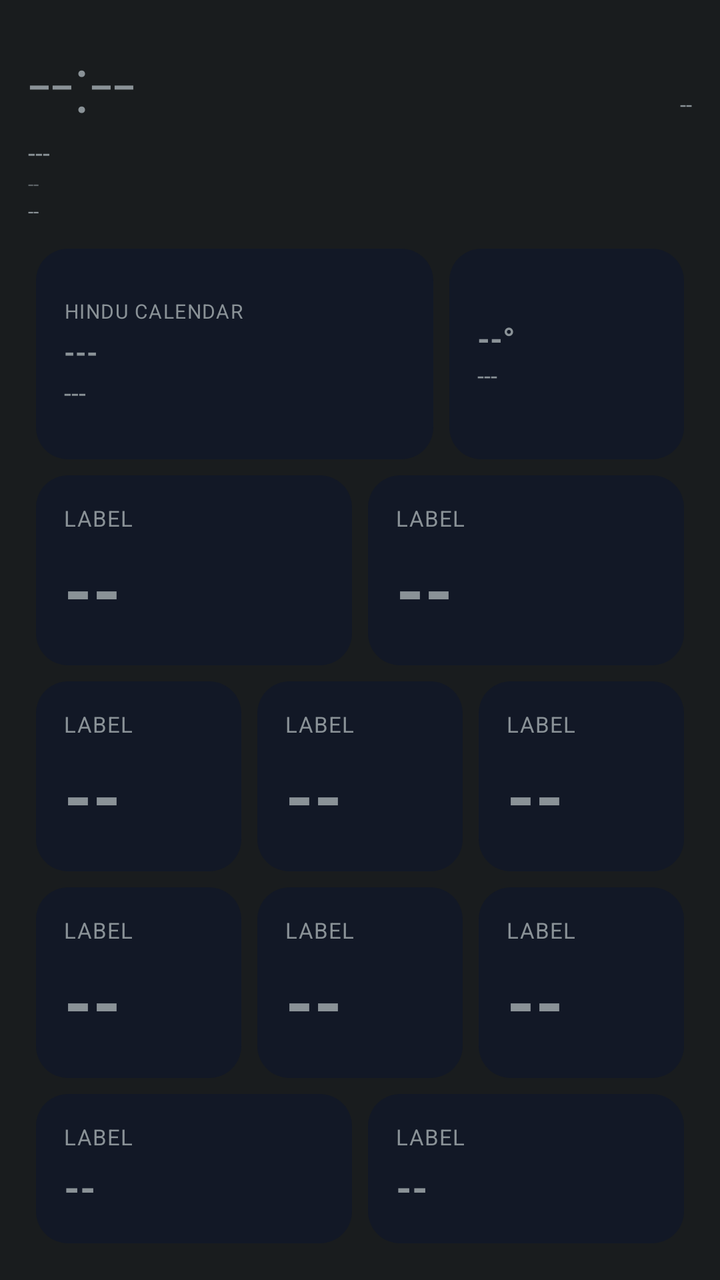
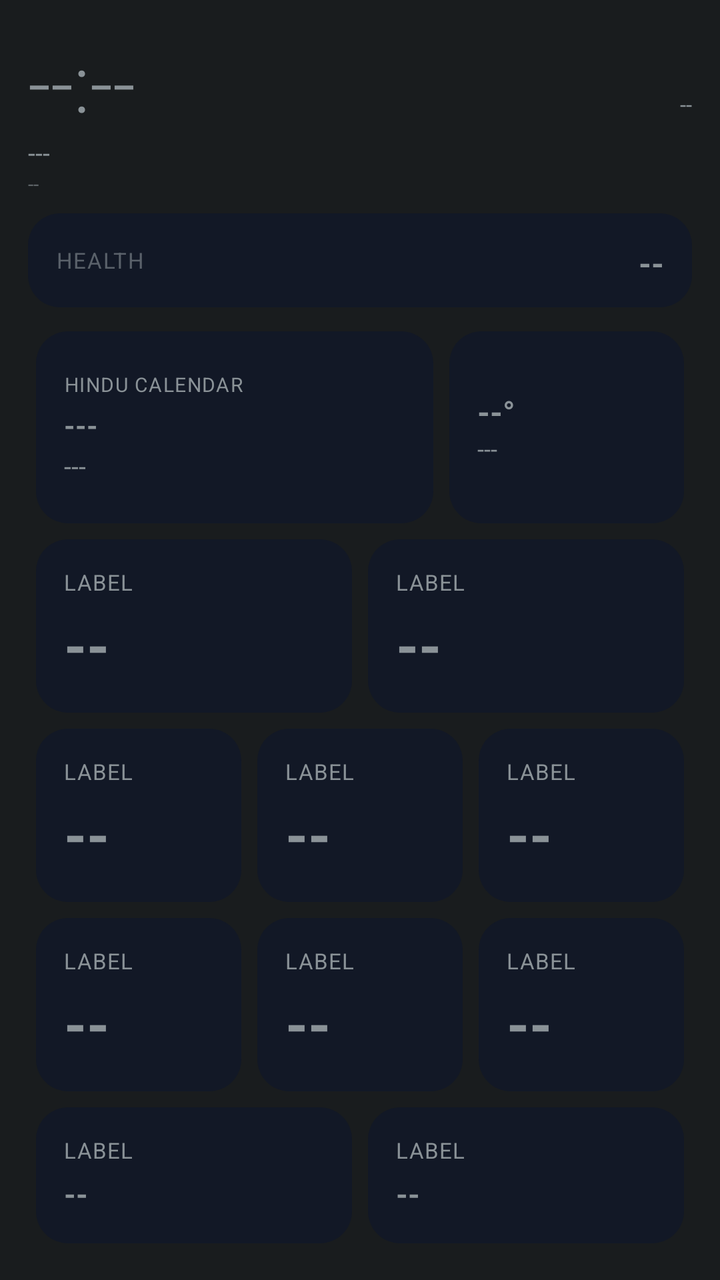

Compare the two renders of this Android layout. The source of the first and the diff that turns it into the second are given below.
<!-- AndroidManifest.xml: application theme android:Theme.DeviceDefault.NoActionBar -->
<!-- res/layout/aod_layout_bento_modern.xml -->
<?xml version="1.0" encoding="utf-8"?>
<LinearLayout xmlns:android="http://schemas.android.com/apk/res/android"
    android:id="@+id/bg_root"
    android:layout_width="match_parent"
    android:layout_height="match_parent"
    android:orientation="vertical"
    android:padding="14dp">

    <LinearLayout
        android:layout_width="match_parent"
        android:layout_height="wrap_content"
        android:orientation="horizontal">

        <TextView
            android:id="@+id/clock"
            android:layout_width="wrap_content"
            android:layout_height="wrap_content"
            android:textSize="40sp"
            android:fontFamily="sans-serif-light"
            android:text="--:--" />

        <TextView
            android:id="@+id/health_badge"
            android:layout_width="0dp"
            android:layout_height="wrap_content"
            android:layout_weight="1"
            android:layout_gravity="top"
            android:gravity="end"
            android:textSize="11sp"
            android:textAllCaps="true"
            android:text="--" />
    </LinearLayout>

    <TextView
        android:id="@+id/date"
        android:layout_width="wrap_content"
        android:layout_height="wrap_content"
        android:textSize="13sp"
        android:text="---" />

    <TextView
        android:id="@+id/perf_badge"
        android:layout_width="wrap_content"
        android:layout_height="wrap_content"
        android:textSize="10sp"
        android:alpha="0.6"
        android:text="--" />

    <TextView
        android:id="@+id/net_type_badge"
        android:layout_width="wrap_content"
        android:layout_height="wrap_content"
        android:textSize="10sp"
        android:text="--" />

    <TextView
        android:id="@+id/muhurat_badge"
        android:layout_width="wrap_content"
        android:layout_height="wrap_content"
        android:textSize="11sp"
        android:textStyle="bold"
        android:visibility="gone"
        android:text="--" />

    
    <LinearLayout
        android:layout_width="match_parent"
        android:layout_height="0dp"
        android:layout_weight="1.1"
        android:orientation="horizontal"
        android:layout_marginTop="8dp">

        <LinearLayout
            android:id="@+id/panchang_card"
            android:layout_width="0dp"
            android:layout_height="match_parent"
            android:layout_weight="1.7"
            android:layout_margin="4dp"
            android:background="@drawable/aod_card_bg_modern"
            android:orientation="vertical"
            android:gravity="center_vertical"
            android:padding="14dp">

            <TextView
                android:id="@+id/panchang_header"
                android:layout_width="wrap_content"
                android:layout_height="wrap_content"
                android:textSize="10sp"
                android:textAllCaps="true"
                android:letterSpacing="0.05"
                android:text="Hindu calendar" />

            <TextView
                android:id="@+id/panchang_tithi"
                android:layout_width="match_parent"
                android:layout_height="wrap_content"
                android:layout_marginTop="4dp"
                android:textStyle="bold"
                android:maxLines="1"
                android:autoSizeTextType="uniform"
                android:autoSizeMinTextSize="14sp"
                android:autoSizeMaxTextSize="22sp"
                android:text="---" />

            <TextView
                android:id="@+id/panchang_nakshatra"
                android:layout_width="match_parent"
                android:layout_height="wrap_content"
                android:layout_marginTop="2dp"
                android:textSize="13sp"
                android:maxLines="1"
                android:ellipsize="end"
                android:text="---" />
        </LinearLayout>

        <LinearLayout
            android:id="@+id/weather_card"
            android:layout_width="0dp"
            android:layout_height="match_parent"
            android:layout_weight="1"
            android:layout_margin="4dp"
            android:background="@drawable/aod_card_bg_modern"
            android:orientation="vertical"
            android:gravity="center_vertical"
            android:padding="14dp">

            <TextView
                android:id="@+id/weather_temp"
                android:layout_width="match_parent"
                android:layout_height="wrap_content"
                android:textStyle="bold"
                android:maxLines="1"
                android:autoSizeTextType="uniform"
                android:autoSizeMinTextSize="16sp"
                android:autoSizeMaxTextSize="28sp"
                android:text="--°" />

            <TextView
                android:id="@+id/weather_condition"
                android:layout_width="match_parent"
                android:layout_height="wrap_content"
                android:layout_marginTop="2dp"
                android:textSize="12sp"
                android:maxLines="2"
                android:text="---" />
        </LinearLayout>
    </LinearLayout>

    
    <LinearLayout
        android:layout_width="match_parent"
        android:layout_height="0dp"
        android:layout_weight="1"
        android:orientation="horizontal">
        <include layout="@layout/aod_card_stat" android:id="@+id/row0" />
        <include layout="@layout/aod_card_stat" android:id="@+id/row4" />
    </LinearLayout>

    
    <LinearLayout
        android:layout_width="match_parent"
        android:layout_height="0dp"
        android:layout_weight="1"
        android:orientation="horizontal">
        <include layout="@layout/aod_card_stat" android:id="@+id/row2" />
        <include layout="@layout/aod_card_stat" android:id="@+id/row9" />
        <include layout="@layout/aod_card_stat" android:id="@+id/row8" />
    </LinearLayout>

    
    <LinearLayout
        android:layout_width="match_parent"
        android:layout_height="0dp"
        android:layout_weight="1"
        android:orientation="horizontal">
        <include layout="@layout/aod_card_stat" android:id="@+id/row1" />
        <include layout="@layout/aod_card_stat" android:id="@+id/row5" />
        <include layout="@layout/aod_card_stat" android:id="@+id/row6" />
    </LinearLayout>

    
    <LinearLayout
        android:layout_width="match_parent"
        android:layout_height="0dp"
        android:layout_weight="0.8"
        android:orientation="horizontal">
        <include layout="@layout/aod_card_stat" android:id="@+id/row3"
            android:layout_width="0dp" android:layout_weight="2.2" />
        <include layout="@layout/aod_card_stat" android:id="@+id/row7" />
    </LinearLayout>

</LinearLayout>
<!-- res/layout/aod_card_stat.xml (included above) -->
<?xml version="1.0" encoding="utf-8"?>
<LinearLayout xmlns:android="http://schemas.android.com/apk/res/android"
    android:layout_width="0dp"
    android:layout_height="match_parent"
    android:layout_weight="1"
    android:layout_margin="4dp"
    android:background="@drawable/aod_card_bg_modern"
    android:orientation="vertical"
    android:gravity="center_vertical"
    android:padding="14dp">

    <TextView
        android:id="@+id/stat_label"
        android:layout_width="wrap_content"
        android:layout_height="wrap_content"
        android:textSize="11sp"
        android:textAllCaps="true"
        android:letterSpacing="0.03"
        android:text="Label" />

    <TextView
        android:id="@+id/stat_value"
        android:layout_width="match_parent"
        android:layout_height="0dp"
        android:layout_weight="1"
        android:layout_marginTop="4dp"
        android:gravity="center_vertical"
        android:textStyle="bold"
        android:maxLines="1"
        android:autoSizeTextType="uniform"
        android:autoSizeMinTextSize="14sp"
        android:autoSizeMaxTextSize="90sp"
        android:autoSizeStepGranularity="1sp"
        android:text="--" />

</LinearLayout>
<!-- resources referenced by this layout -->
<resources>
  <!-- drawable aod_card_bg_modern (drawable) -->
  <?xml version="1.0" encoding="utf-8"?>
  <shape xmlns:android="http://schemas.android.com/apk/res/android">
      <solid android:color="#121826" />
      <corners android:radius="16dp" />
  </shape>
</resources>

<!-- the commit's change to res/layout/aod_layout_bento_modern.xml (unified diff, before → after) -->
@@ -20,14 +20,13 @@
             android:text="--:--" />
 
         <TextView
-            android:id="@+id/health_badge"
+            android:id="@+id/net_type_badge"
             android:layout_width="0dp"
             android:layout_height="wrap_content"
             android:layout_weight="1"
             android:layout_gravity="top"
             android:gravity="end"
             android:textSize="11sp"
-            android:textAllCaps="true"
             android:text="--" />
     </LinearLayout>
 
@@ -44,13 +43,6 @@
         android:layout_height="wrap_content"
         android:textSize="10sp"
         android:alpha="0.6"
-        android:text="--" />
-
-    <TextView
-        android:id="@+id/net_type_badge"
-        android:layout_width="wrap_content"
-        android:layout_height="wrap_content"
-        android:textSize="10sp"
         android:text="--" />
 
     <TextView
@@ -61,6 +53,41 @@
         android:textStyle="bold"
         android:visibility="gone"
         android:text="--" />
+
+    
+    <LinearLayout
+        android:layout_width="match_parent"
+        android:layout_height="wrap_content"
+        android:background="@drawable/aod_card_bg_modern"
+        android:orientation="horizontal"
+        android:gravity="center_vertical"
+        android:layout_marginTop="8dp"
+        android:padding="14dp">
+
+        <TextView
+            android:layout_width="wrap_content"
+            android:layout_height="wrap_content"
+            android:textSize="11sp"
+            android:textAllCaps="true"
+            android:alpha="0.6"
+            android:letterSpacing="0.05"
+            android:text="Health" />
+
+        <TextView
+            android:id="@+id/health_badge"
+            android:layout_width="0dp"
+            android:layout_height="wrap_content"
+            android:layout_weight="1"
+            android:layout_marginStart="10dp"
+            android:gravity="end"
+            android:textAllCaps="true"
+            android:textStyle="bold"
+            android:maxLines="1"
+            android:autoSizeTextType="uniform"
+            android:autoSizeMinTextSize="16sp"
+            android:autoSizeMaxTextSize="34sp"
+            android:text="--" />
+    </LinearLayout>
 
     
     <LinearLayout
